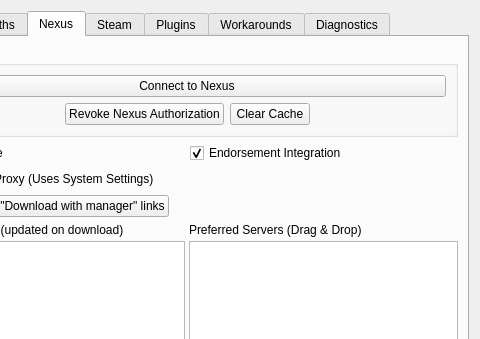
Qt form modorganizer/src/settingsdialog.ui (Holt59/mo2-merge) before a commit; both pictures show x 106 to 586 and y 0 to 339 of the 586 by 504 pixel window.
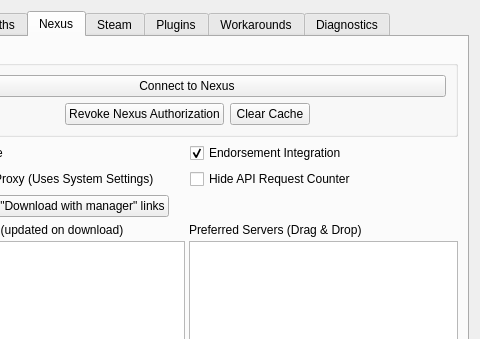
The same form after that commit. The open tabs and pages were chosen to show the change. Icons and pictures are not drawn.

Commit message: [modorganizer] Add setting to hide the API counter

Diff of the .ui file:
```diff
--- a/modorganizer/src/settingsdialog.ui
+++ b/modorganizer/src/settingsdialog.ui
@@ -578,6 +578,19 @@
            </property>
           </widget>
          </item>
+         <item row="1" column="1">
+          <widget class="QCheckBox" name="hideAPICounterBox">
+           <property name="toolTip">
+            <string>&lt;html&gt;&lt;head/&gt;&lt;body&gt;&lt;p&gt;By default, a counter is displayed under the mod list.  This informs the user of their remaining API requests.  The Nexus API becomes unusable once these API requests run out.  Checking this option will hide that counter.&lt;/p&gt;&lt;/body&gt;&lt;/html&gt;</string>
+           </property>
+           <property name="whatsThis">
+            <string>&lt;html&gt;&lt;head/&gt;&lt;body&gt;&lt;p&gt;By default, a counter is displayed under the mod list.  This informs the user of their remaining API requests.  The Nexus API becomes unusable once these API requests run out.  Checking this option will hide that counter.&lt;/p&gt;&lt;/body&gt;&lt;/html&gt;</string>
+           </property>
+           <property name="text">
+            <string>Hide API Request Counter</string>
+           </property>
+          </widget>
+         </item>
         </layout>
        </item>
        <item>
```
The commit also changes 4 other files.
